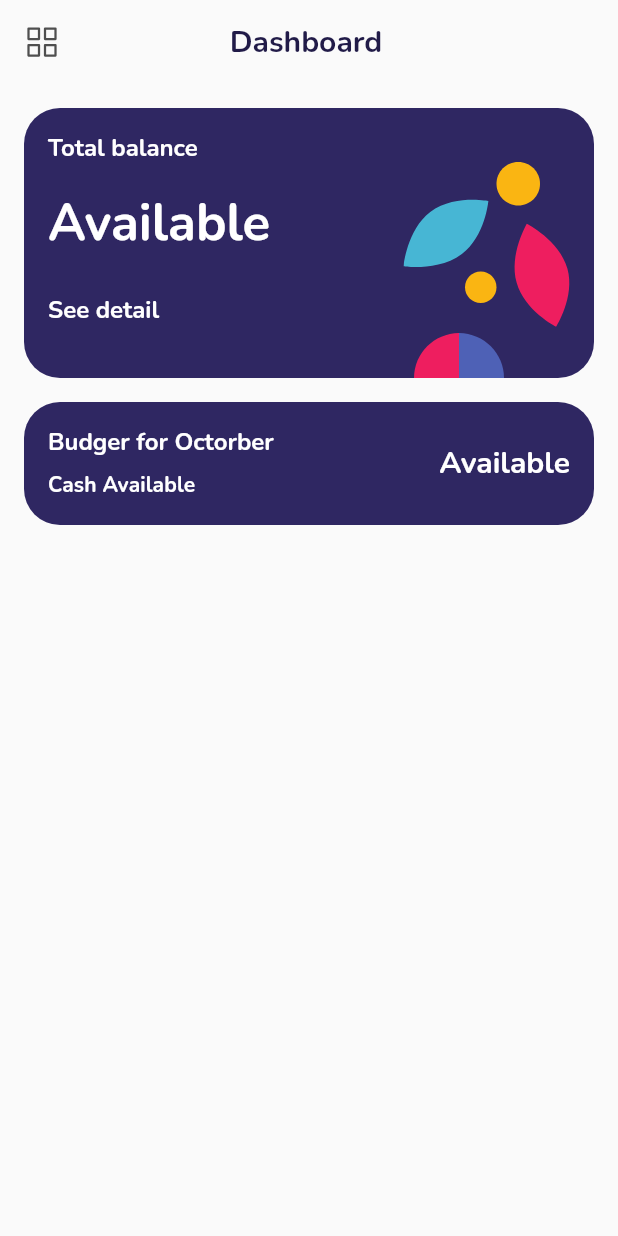
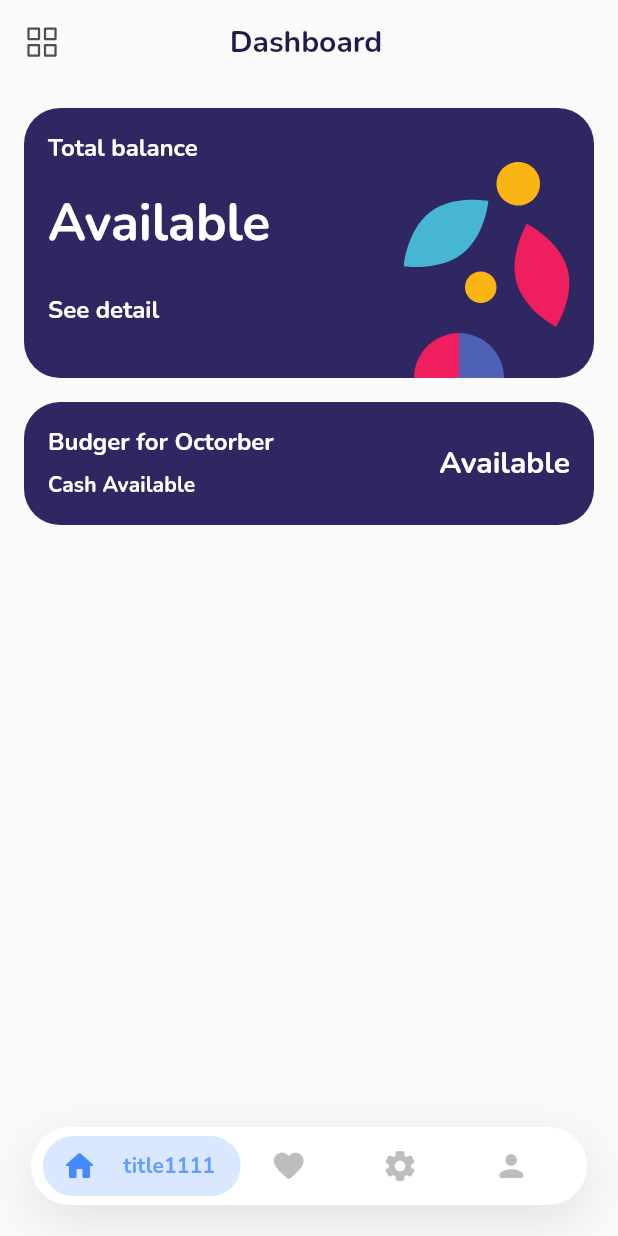
Before and after one commit to zwaa0902/mysafin, a Flutter app: the DashboardScreen screen opened directly, on a phone screen of 412 x 824 dp. Run offline on Flutter 3.47's test engine with Material 2 defaults, Android fonts, the phone set to English and light mode, and no system bars; our stand-ins replace easy_localization, equatable, flutter_bloc, flutter_svg, hive, hydrated_bloc and 2 more; missing offline and left inert: flutter_displaymode, platform_device_id; accounts and stored records are empty.

Commit message:
Add menu

```diff
--- a/lib/config/theme.dart
+++ b/lib/config/theme.dart
@@ -111,7 +111,6 @@ final ThemeData lightTheme = ThemeData(
   colorScheme: lightColorScheme,
   fontFamily: 'Nunito',
   toggleableActiveColor: AppColor.secondary600,
-  cardColor: AppColor.secondary600,
   textTheme: const TextTheme(
     displayLarge: TextStyle(
       color: AppColor.secondary800,
--- /dev/null
+++ b/lib/cubit/dashboard_cubit.dart
@@ -0,0 +1,17 @@
+import 'package:hydrated_bloc/hydrated_bloc.dart';
+
+class DashboardCubit extends HydratedCubit<int> {
+  DashboardCubit() : super(0);
+
+  void updateIndex(int index) => emit(index);
+
+  @override
+  int? fromJson(Map<String, dynamic> json) {
+    return json['tabIndex'] as int?;
+  }
+
+  @override
+  Map<String, dynamic>? toJson(int state) {
+    return <String, int>{'tabIndex': state};
+  }
+}
--- a/lib/main.dart
+++ b/lib/main.dart
@@ -70,7 +70,7 @@ class MyApp extends StatelessWidget {
             supportedLocales: context.supportedLocales,
             locale: context.locale,
             debugShowCheckedModeBanner: false,
-            home: const IntroScreen(),
+            home: const DashboardScreen(),
             onGenerateRoute: SfRouter.generateRoute,
           );
         },
--- a/lib/ui/screens/dashboard/dashboard_screen.dart
+++ b/lib/ui/screens/dashboard/dashboard_screen.dart
@@ -1,7 +1,9 @@
 import 'package:flutter/material.dart';
+import 'package:flutter_bloc/flutter_bloc.dart';
 import 'package:flutter_svg/flutter_svg.dart';
 
 import '../../../config/theme.dart';
+import '../../../cubit/dashboard_cubit.dart';
 import '../../widgets/buttons/icon_button.dart';
 import '../../widgets/height.dart';
 import '../../widgets/width.dart';
@@ -13,10 +15,12 @@ class DashboardScreen extends StatelessWidget {
   Widget build(BuildContext context) {
     return Material(
       color: Theme.of(context).colorScheme.background,
+      child: BlocProvider<DashboardCubit>(
+        create: (BuildContext context) => DashboardCubit(),
         child: SafeArea(
           child: Scaffold(
             appBar: PreferredSize(
-            preferredSize: Size.fromHeight(100),
+              preferredSize: const Size.fromHeight(100),
               child: menuBar(context),
             ),
             body: SingleChildScrollView(
@@ -31,6 +35,8 @@ class DashboardScreen extends StatelessWidget {
                   ],
                 ),
               ),
+            ),
+            bottomNavigationBar: bottomNav(context),
           ),
         ),
       ),
@@ -166,4 +172,137 @@ class DashboardScreen extends StatelessWidget {
       ),
     );
   }
+
+  Widget bottomNav(BuildContext context) {
+    final double deviceWidth = MediaQuery.of(context).size.width;
+    final List<String> listTitle = <String>[
+      'title1111',
+      'title22',
+      'title3333',
+      'title3333'
+    ];
+
+    final List<IconData> listIcon = <IconData>[
+      Icons.home_rounded,
+      Icons.favorite_rounded,
+      Icons.settings_rounded,
+      Icons.person_rounded,
+    ];
+
+    return Container(
+      margin: EdgeInsets.all(deviceWidth * 0.05),
+      height: 52,
+      decoration: BoxDecoration(
+        color: Theme.of(context).bottomAppBarColor,
+        boxShadow: <BoxShadow>[
+          BoxShadow(
+            color: Colors.black.withOpacity(0.1),
+            blurRadius: 30,
+            offset: const Offset(0, 10),
+          )
+        ],
+        borderRadius: BorderRadius.circular(50),
+      ),
+      child: BlocBuilder<DashboardCubit, int>(
+        builder: (BuildContext context, int state) {
+          return ListView.builder(
+            itemCount: 4,
+            scrollDirection: Axis.horizontal,
+            padding: const EdgeInsets.symmetric(horizontal: 8),
+            itemBuilder: (_, int index) => InkWell(
+              onTap: () => context.read<DashboardCubit>().updateIndex(index),
+              splashColor: Colors.transparent,
+              highlightColor: Colors.transparent,
+              child: Stack(
+                children: <Widget>[
+                  AnimatedContainer(
+                    duration: const Duration(milliseconds: 500),
+                    curve: Curves.fastLinearToSlowEaseIn,
+                    width: index == state
+                        ? deviceWidth * 0.32
+                        : deviceWidth * 0.18,
+                    alignment: Alignment.center,
+                    child: AnimatedContainer(
+                      duration: const Duration(milliseconds: 500),
+                      curve: Curves.fastLinearToSlowEaseIn,
+                      height: index == state ? 40 : 0,
+                      width:
+                          index == state ? deviceWidth * 0.32 : deviceWidth * 0,
+                      decoration: BoxDecoration(
+                        color: index == state
+                            ? Colors.blueAccent.withOpacity(0.2)
+                            : Colors.transparent,
+                        borderRadius: BorderRadius.circular(50),
+                      ),
+                    ),
+                  ),
+                  AnimatedContainer(
+                    duration: const Duration(milliseconds: 500),
+                    curve: Curves.fastLinearToSlowEaseIn,
+                    width: index == state
+                        ? deviceWidth * 0.31
+                        : deviceWidth * 0.18,
+                    alignment: Alignment.center,
+                    child: Stack(
+                      children: <Widget>[
+                        Row(
+                          children: <Widget>[
+                            AnimatedContainer(
+                              duration: const Duration(milliseconds: 500),
+                              curve: Curves.fastLinearToSlowEaseIn,
+                              width: index == state ? deviceWidth * 0.13 : 0,
+                            ),
+                            AnimatedOpacity(
+                              opacity: index == state ? 1 : 0,
+                              duration: const Duration(milliseconds: 500),
+                              curve: Curves.fastLinearToSlowEaseIn,
+                              child: Text(
+                                index == state ? listTitle[index] : '',
+                                style: Theme.of(context)
+                                    .textTheme
+                                    .titleSmall
+                                    ?.apply(
+                                      fontWeightDelta: 1,
+                                      color: index == state
+                                          ? Colors.blueAccent.withOpacity(0.8)
+                                          : Colors.transparent,
+                                    ),
+                              ),
+                            )
+                          ],
+                        ),
+                        Row(
+                          children: <Widget>[
+                            AnimatedContainer(
+                              duration: const Duration(milliseconds: 500),
+                              curve: Curves.fastLinearToSlowEaseIn,
+                              width: index == state ? deviceWidth * 0.03 : 20,
+                            ),
+                            Icon(
+                              listIcon[index],
+                              size: 24,
+                              color: index == state
+                                  ? Colors.blueAccent
+                                  : Colors.black26,
+                            )
+                            // SvgPicture.asset(
+                            //   'assets/icons/menu.svg',
+                            //   width: 24,
+                            //   color: index == state
+                            //       ? Colors.blueAccent
+                            //       : Colors.black26,
+                            // ),
+                          ],
+                        )
+                      ],
+                    ),
+                  ),
+                ],
+              ),
+            ),
+          );
+        },
+      ),
+    );
   }
+}
--- a/pubspec.yaml
+++ b/pubspec.yaml
@@ -54,7 +54,7 @@ flutter:
   # The following line ensures that the Material Icons font is
   # included with your application, so that you can use the icons in
   # the material Icons class.
-  uses-material-design: false
+  uses-material-design: true
 
   assets:
     - assets/translations/
```
Lines whose indentation alone changed are shown as unchanged.
